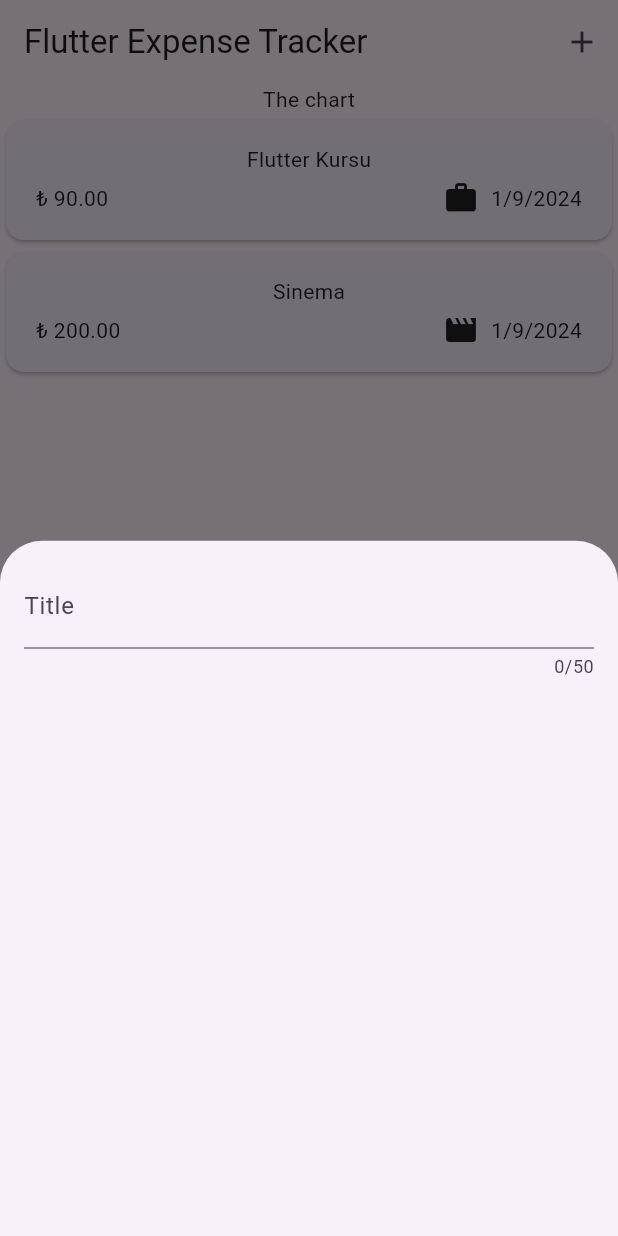
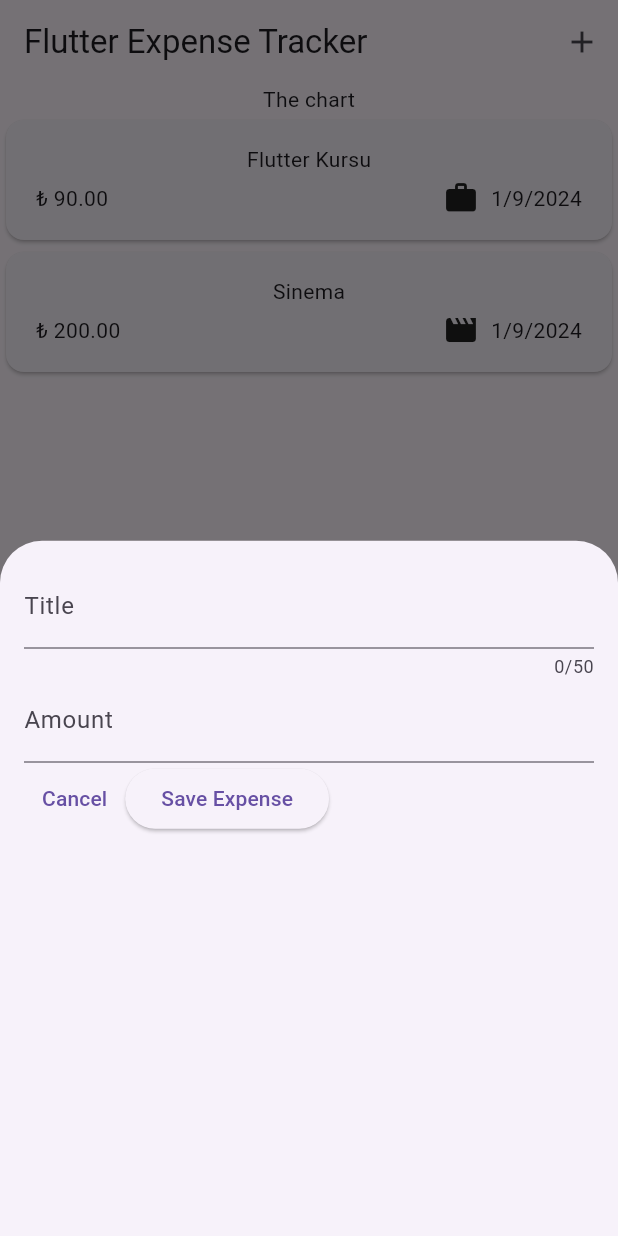
Before and after one commit to Emmet47/expense-tracker-app, a Flutter app: the screen it shows after launch, after a tap on the "add" icon, on a phone screen of 412 x 824 dp. Run offline on Flutter 3.47's test engine with Material 3 defaults, Android fonts, the phone set to English and light mode, and no system bars.

Commit message:
Amount Input & Cancel Button Added

```diff
--- a/lib/new_expense.dart
+++ b/lib/new_expense.dart
@@ -10,17 +10,55 @@ class NewExpense extends StatefulWidget {
 }
 
 class _NewExpenseState extends State<NewExpense> {
+  final _titleController =
+      TextEditingController(); // Bu Class tam olarak ne işe yarar?
+  final _amountController = TextEditingController();
+
+  @override
+  void dispose() {
+    // Bunu neden kullanıyoruz?
+    _titleController.dispose();
+    _amountController.dispose();
+    super.dispose();
+  }
+
   @override
   Widget build(BuildContext context) {
-    return const Padding(
-      padding: EdgeInsets.all(16),
+    return Padding(
+      padding: const EdgeInsets.all(16),
       child: Column(
         children: [
           TextField(
+            controller: _titleController,
             maxLength: 50,
-            decoration: InputDecoration(
+            decoration: const InputDecoration(
               label: Text('Title'),
             ),
+          ),
+          TextField(
+            controller: _amountController,
+            keyboardType: TextInputType.number,
+            decoration: const InputDecoration(
+              prefixText: '₺',
+              label: Text('Amount'),
+            ),
+          ),
+          Row(
+            children: [
+              TextButton(
+                onPressed: () {
+                  Navigator.pop(context);
+                },
+                child: const Text('Cancel'),
+              ),
+              ElevatedButton(
+                onPressed: () {
+                  print(_titleController.text);
+                  print(_amountController.text);
+                },
+                child: const Text('Save Expense'),
+              ),
+            ],
           ),
         ],
       ),
```
